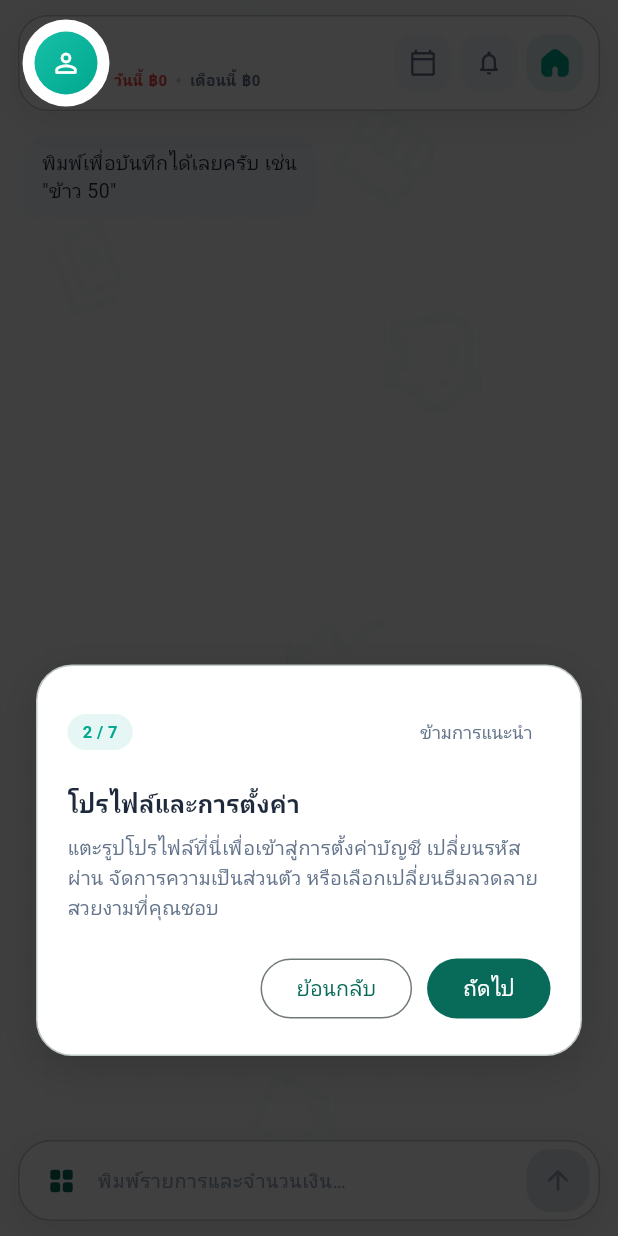
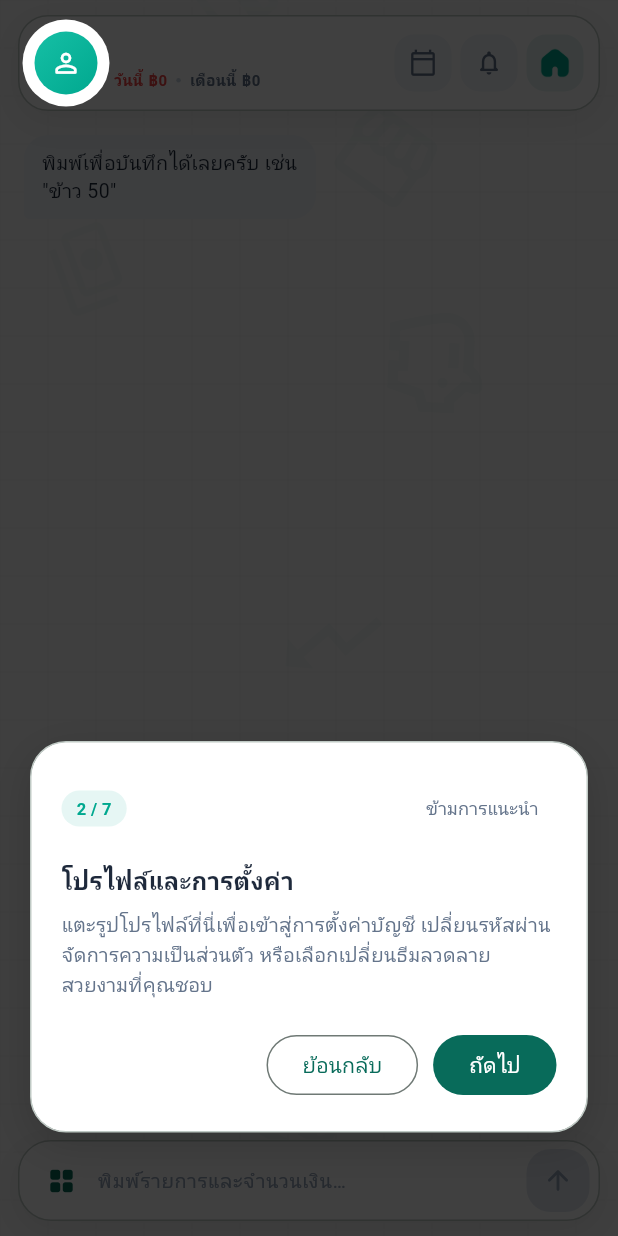
Before and after one commit to twanty979-hue/SaveForApp, a Flutter app: the DashboardScreen screen opened directly, after a tap on the "person outline" icon, on a phone screen of 412 x 824 dp. Run offline on Flutter 3.47's test engine with Material 3 defaults, Android fonts, the phone set to English and light mode, and no system bars; our stand-ins replace audioplayers, firebase_core, firebase_messaging, flutter_dotenv, flutter_local_notifications, google_fonts and 3 more; missing offline and left inert: phosphoricons_flutter; accounts and stored records are empty; network calls fail; Roboto replaces fonts that are missing (Kanit).

Commit message:
feat: add premium morphing backdrop animations and scale/slide transitions to onboarding

```diff
--- a/app/lib/features/dashboard/presentation/dashboard_screen.dart
+++ b/app/lib/features/dashboard/presentation/dashboard_screen.dart
@@ -464,33 +464,58 @@ class _DashboardScreenState extends State<DashboardScreen> {
   Widget _buildTutorialOverlay() {
     if (_tutorialStep < 0) return const SizedBox.shrink();
 
-    Rect? targetRect;
-    ShapeBorder shape = const CircleBorder();
+    final double screenWidth = MediaQuery.sizeOf(context).width;
+    final double screenHeight = MediaQuery.sizeOf(context).height;
+
+    Rect targetRectVal = Rect.fromCenter(
+      center: Offset(screenWidth / 2, screenHeight / 2),
+      width: 0,
+      height: 0,
+    );
+    double targetRadiusVal = 0.0;
 
     switch (_tutorialStep) {
       case 1:
-        targetRect = _getWidgetRect(_profileKey);
-        shape = const CircleBorder();
+        final rect = _getWidgetRect(_profileKey);
+        if (rect != null) {
+          targetRectVal = rect;
+          targetRadiusVal = rect.width / 2;
+        }
         break;
       case 2:
-        targetRect = _getWidgetRect(_balanceKey);
-        shape = RoundedRectangleBorder(borderRadius: BorderRadius.circular(12));
+        final rect = _getWidgetRect(_balanceKey);
+        if (rect != null) {
+          targetRectVal = rect;
+          targetRadiusVal = 12.0;
+        }
         break;
       case 3:
-        targetRect = _getWidgetRect(_calendarKey);
-        shape = const CircleBorder();
+        final rect = _getWidgetRect(_calendarKey);
+        if (rect != null) {
+          targetRectVal = rect;
+          targetRadiusVal = rect.width / 2;
+        }
         break;
       case 4:
-        targetRect = _getWidgetRect(_notificationKey);
-        shape = const CircleBorder();
+        final rect = _getWidgetRect(_notificationKey);
+        if (rect != null) {
+          targetRectVal = rect;
+          targetRadiusVal = rect.width / 2;
+        }
         break;
       case 5:
-        targetRect = _getWidgetRect(_homeMenuKey);
-        shape = const CircleBorder();
+        final rect = _getWidgetRect(_homeMenuKey);
+        if (rect != null) {
+          targetRectVal = rect;
+          targetRadiusVal = rect.width / 2;
+        }
         break;
       case 6:
-        targetRect = _getWidgetRect(_inputKey);
-        shape = RoundedRectangleBorder(borderRadius: BorderRadius.circular(22));
+        final rect = _getWidgetRect(_inputKey);
+        if (rect != null) {
+          targetRectVal = rect;
+          targetRadiusVal = 22.0;
+        }
         break;
     }
 
@@ -620,6 +645,15 @@ class _DashboardScreenState extends State<DashboardScreen> {
       ),
     );
 
+    // Determine layout coordinates dynamically for smooth sliding animation
+    final double cardHeight = 220.0;
+    double animTop = (screenHeight - cardHeight) / 2;
+    if (_tutorialStep == 6) {
+      animTop = 160.0;
+    } else if (_tutorialStep > 0) {
+      animTop = screenHeight - cardHeight - 110;
+    }
+
     return Positioned.fill(
       child: Stack(
         children: [
@@ -635,36 +669,47 @@ class _DashboardScreenState extends State<DashboardScreen> {
                   _finishMainTutorial();
                 }
               },
-              child: CustomPaint(
-                size: Size.infinite,
-                painter: TutorialBackdropPainter(
-                  targetRect: targetRect,
-                  shape: shape,
-                ),
+              child: TweenAnimationBuilder<Rect?>(
+                tween: RectTween(end: targetRectVal),
+                duration: const Duration(milliseconds: 380),
+                curve: Curves.easeInOutCubic,
+                builder: (context, animRect, _) {
+                  return TweenAnimationBuilder<double>(
+                    tween: Tween<double>(end: targetRadiusVal),
+                    duration: const Duration(milliseconds: 380),
+                    curve: Curves.easeInOutCubic,
+                    builder: (context, animRadius, _) {
+                      return CustomPaint(
+                        size: Size.infinite,
+                        painter: TutorialBackdropPainter(
+                          targetRect: animRect,
+                          borderRadius: animRadius,
+                          isWelcomeStep: _tutorialStep == 0,
+                        ),
+                      );
+                    },
+                  );
+                },
               ),
             ),
           ),
-          if (_tutorialStep == 0)
-            Center(
-              child: Padding(
-                padding: const EdgeInsets.symmetric(horizontal: 24),
+          AnimatedPositioned(
+            duration: const Duration(milliseconds: 400),
+            curve: Curves.easeInOutCubic,
+            top: animTop,
+            left: 20,
+            right: 20,
+            child: AnimatedOpacity(
+              duration: const Duration(milliseconds: 300),
+              opacity: _tutorialStep >= 0 ? 1.0 : 0.0,
+              child: AnimatedScale(
+                duration: const Duration(milliseconds: 400),
+                scale: _tutorialStep >= 0 ? 1.0 : 0.95,
+                curve: Curves.easeOutBack,
                 child: cardChild,
               ),
-            )
-          else if (_tutorialStep == 6)
-            Positioned(
-              top: 180,
-              left: 24,
-              right: 24,
-              child: cardChild,
-            )
-          else
-            Positioned(
-              bottom: 120,
-              left: 24,
-              right: 24,
-              child: cardChild,
             ),
+          ),
         ],
       ),
     );
@@ -1658,16 +1703,21 @@ class _CalendarBottomSheetState extends State<_CalendarBottomSheet> {
 
 class TutorialBackdropPainter extends CustomPainter {
   final Rect? targetRect;
-  final ShapeBorder shape;
-
-  TutorialBackdropPainter({this.targetRect, this.shape = const CircleBorder()});
+  final double borderRadius;
+  final bool isWelcomeStep;
+
+  TutorialBackdropPainter({
+    this.targetRect,
+    required this.borderRadius,
+    required this.isWelcomeStep,
+  });
 
   @override
   void paint(Canvas canvas, Size size) {
     final paint = Paint()
       ..color = Colors.black.withValues(alpha: 0.75);
 
-    if (targetRect == null) {
+    if (isWelcomeStep || targetRect == null || targetRect!.width == 0) {
       canvas.drawRect(Rect.fromLTWH(0, 0, size.width, size.height), paint);
       return;
     }
@@ -1679,23 +1729,19 @@ class TutorialBackdropPainter extends CustomPainter {
       ..color = Colors.white
       ..blendMode = BlendMode.clear;
 
-    if (shape is CircleBorder) {
-      final center = targetRect!.center;
-      final radius = math.max(targetRect!.width, targetRect!.height) / 2.0;
-      canvas.drawCircle(center, radius + 8, maskPaint);
-    } else {
-      final rrect = RRect.fromRectAndRadius(
-        targetRect!.inflate(8),
-        const Radius.circular(16),
-      );
-      canvas.drawRRect(rrect, maskPaint);
-    }
+    final rrect = RRect.fromRectAndRadius(
+      targetRect!.inflate(8),
+      Radius.circular(borderRadius + 8),
+    );
+    canvas.drawRRect(rrect, maskPaint);
 
     canvas.restore();
   }
 
   @override
   bool shouldRepaint(covariant TutorialBackdropPainter oldDelegate) {
-    return oldDelegate.targetRect != targetRect || oldDelegate.shape != shape;
+    return oldDelegate.targetRect != targetRect ||
+           oldDelegate.borderRadius != borderRadius ||
+           oldDelegate.isWelcomeStep != isWelcomeStep;
   }
 }
```
Also changed, not shown: app/lib/features/planning/presentation/planning_hub_screen.dart (+80 -36 lines).
